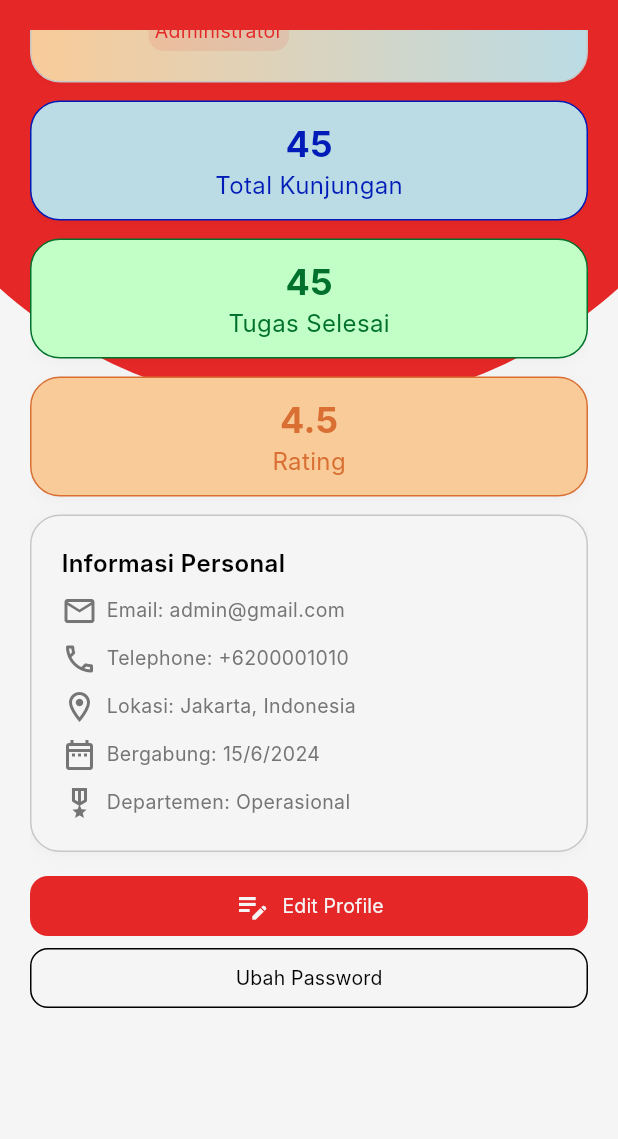
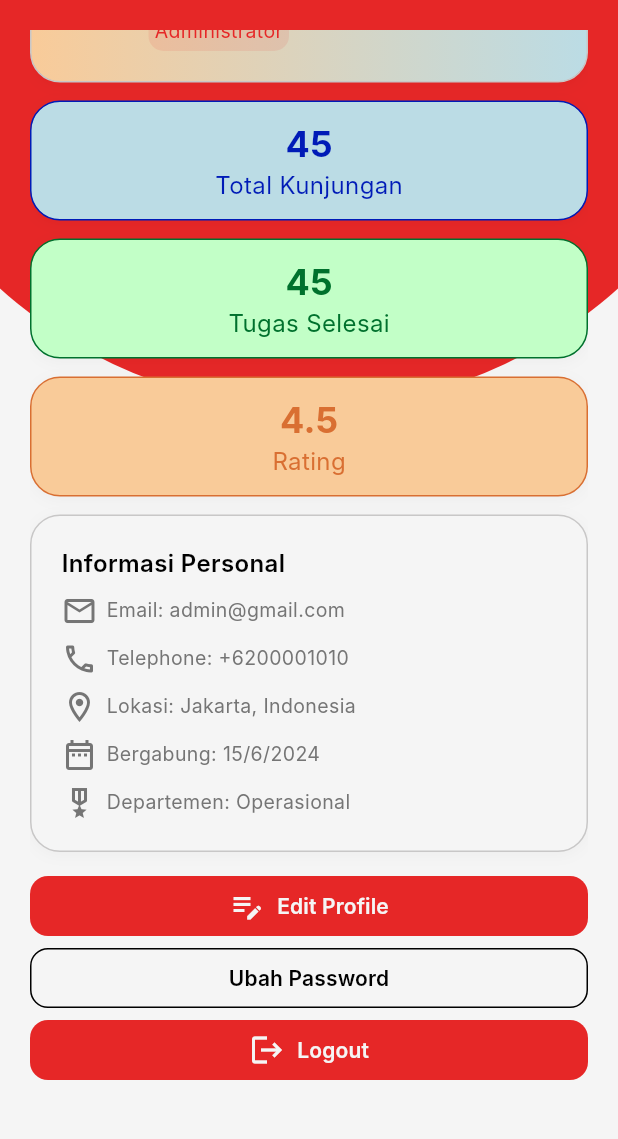
Before and after one commit to nasidfurqon/PoV, a Flutter app: the ProfilePage screen opened directly, scrolled down 99 dp, on a phone screen of 412 x 824 dp, the part 96-1235 px from its top. Run offline on Flutter 3.47's test engine with Material 3 defaults, Android fonts, the phone set to English and light mode, and no system bars; our stand-ins replace dropdown_button2, file_picker, flutter_riverpod, geolocator, go_router, image_picker; Roboto replaces fonts that are missing (Inter).

Commit message:
ver: 0.1, feat: add button for logout in profile administrator page

```diff
--- a/lib/presentation/pages/profile/profile_page.dart
+++ b/lib/presentation/pages/profile/profile_page.dart
@@ -1,4 +1,5 @@
 import 'package:flutter/material.dart';
+import 'package:pov2/config/router/app_routes.dart';
 import 'package:pov2/config/theme/app_color.dart';
 import 'package:pov2/config/theme/app_spacing.dart';
 import 'package:pov2/config/theme/app_text.dart';
@@ -9,7 +10,7 @@ import 'package:pov2/core/widget/custom_scaffold.dart';
 import 'package:pov2/presentation/widgets/custom_header_card.dart';
 import 'package:pov2/presentation/widgets/custom_highlight_dashboard.dart';
 import 'package:pov2/presentation/widgets/custom_row_icon.dart';
-
+import 'package:go_router/go_router.dart';
   class ProfilePage extends StatelessWidget {
     const ProfilePage({super.key});
 
@@ -28,7 +29,7 @@ import 'package:pov2/presentation/widgets/custom_row_icon.dart';
                   _personalInformation(),
                   SizedBox(height: AppSpacing.sm,),
                   CustomButtonFull(
-                      textStyle: AppText.captionTertiary,
+                      textStyle: AppText.heading5Tertiary,
                       title: 'Edit Profile',
                       backgroundColor: AppColor.primary,
                       padding: EdgeInsets.zero,
@@ -37,7 +38,7 @@ import 'package:pov2/presentation/widgets/custom_row_icon.dart';
                       icon: Icons.edit_note_outlined,
                   ),
                   CustomButtonFull(
-                    textStyle: AppText.captionPrimary,
+                    textStyle: AppText.heading5,
                     title: 'Ubah Password',
                     backgroundColor: AppColor.background,
                     padding: EdgeInsets.zero,
@@ -46,6 +47,17 @@ import 'package:pov2/presentation/widgets/custom_row_icon.dart';
                       color: AppColor.textPrimary,
                       width: 1
                     ),
+                  ),
+                  CustomButtonFull(
+                    textStyle: AppText.heading5Tertiary,
+                    title: 'Logout',
+                    icon: Icons.logout,
+                    iconColor: AppColor.textTertiary,
+                    backgroundColor: AppColor.primary,
+                    padding: EdgeInsets.zero,
+                    onPressed: (){
+                      context.goNamed(AppRoutes.login.name);
+                    },
                   ),
                   SizedBox(height: AppSpacing.xxxl)
                 ],
```
